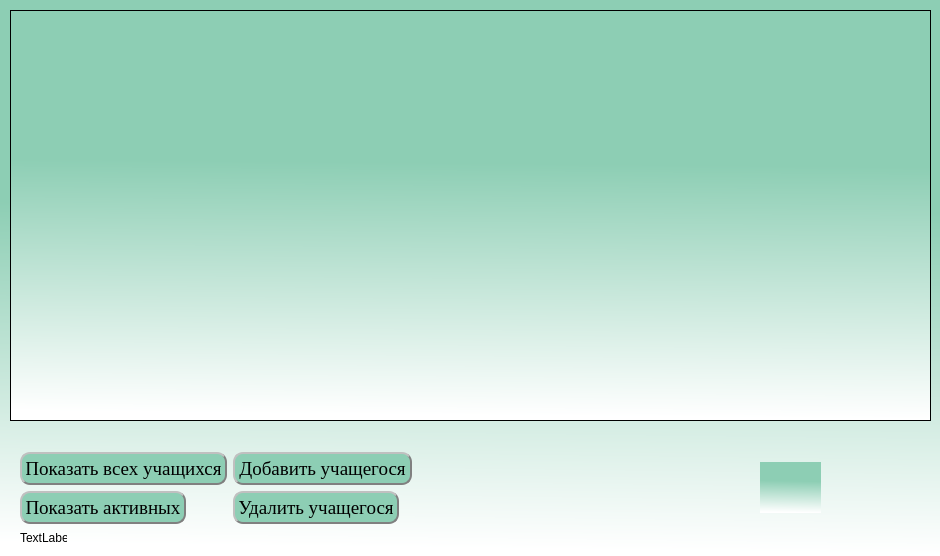
Qt form Interface/Assistant.ui (BackDad/Diploma_GB) before a commit.
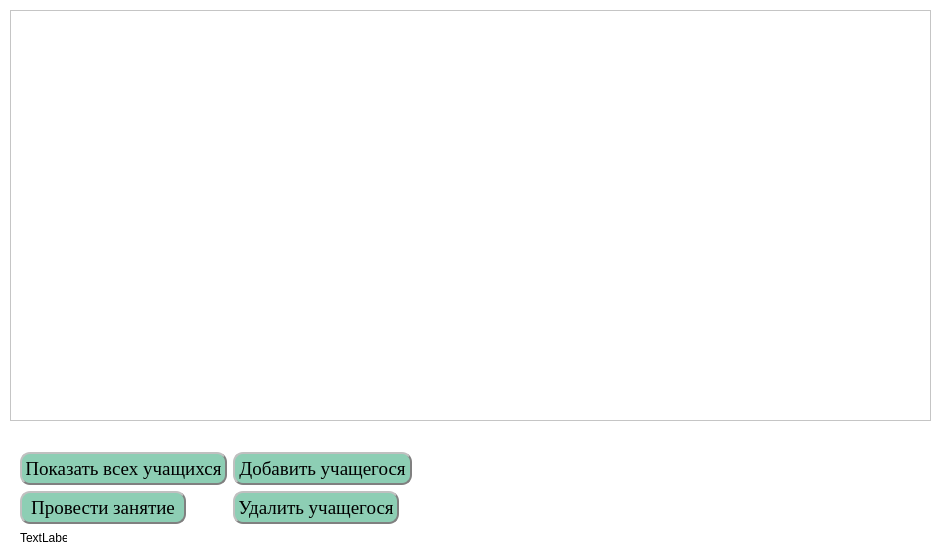
The same form after that commit. Icons and pictures are not drawn.

Commit message: добавлена возможность сохранения занятий в базе данных через новое окно добавить занятие

Patch:
```diff
--- a/Interface/Assistant.ui
+++ b/Interface/Assistant.ui
@@ -29,23 +29,12 @@
       </brush>
      </colorrole>
      <colorrole role="Button">
-      <brush brushstyle="LinearGradientPattern">
-       <gradient startx="0.573864000000000" starty="0.006000000000000" endx="0.551000000000000" endy="0.988636000000000" type="LinearGradient" spread="PadSpread" coordinatemode="ObjectBoundingMode">
-        <gradientstop position="0.375000000000000">
-         <color alpha="255">
-          <red>141</red>
-          <green>206</green>
-          <blue>180</blue>
-         </color>
-        </gradientstop>
-        <gradientstop position="1.000000000000000">
+      <brush brushstyle="SolidPattern">
          <color alpha="255">
           <red>255</red>
           <green>255</green>
           <blue>255</blue>
          </color>
-        </gradientstop>
-       </gradient>
       </brush>
      </colorrole>
      <colorrole role="Light">
@@ -112,43 +101,21 @@
       </brush>
      </colorrole>
      <colorrole role="Base">
-      <brush brushstyle="LinearGradientPattern">
-       <gradient startx="0.573864000000000" starty="0.006000000000000" endx="0.551000000000000" endy="0.988636000000000" type="LinearGradient" spread="PadSpread" coordinatemode="ObjectBoundingMode">
-        <gradientstop position="0.375000000000000">
-         <color alpha="255">
-          <red>141</red>
-          <green>206</green>
-          <blue>180</blue>
-         </color>
-        </gradientstop>
-        <gradientstop position="1.000000000000000">
+      <brush brushstyle="SolidPattern">
          <color alpha="255">
           <red>255</red>
           <green>255</green>
           <blue>255</blue>
          </color>
-        </gradientstop>
-       </gradient>
       </brush>
      </colorrole>
      <colorrole role="Window">
-      <brush brushstyle="LinearGradientPattern">
-       <gradient startx="0.573864000000000" starty="0.006000000000000" endx="0.551000000000000" endy="0.988636000000000" type="LinearGradient" spread="PadSpread" coordinatemode="ObjectBoundingMode">
-        <gradientstop position="0.375000000000000">
-         <color alpha="255">
-          <red>141</red>
-          <green>206</green>
-          <blue>180</blue>
-         </color>
-        </gradientstop>
-        <gradientstop position="1.000000000000000">
+      <brush brushstyle="SolidPattern">
          <color alpha="255">
           <red>255</red>
           <green>255</green>
           <blue>255</blue>
          </color>
-        </gradientstop>
-       </gradient>
       </brush>
      </colorrole>
      <colorrole role="Shadow">
@@ -199,23 +166,12 @@
       </brush>
      </colorrole>
      <colorrole role="Button">
-      <brush brushstyle="LinearGradientPattern">
-       <gradient startx="0.573864000000000" starty="0.006000000000000" endx="0.551000000000000" endy="0.988636000000000" type="LinearGradient" spread="PadSpread" coordinatemode="ObjectBoundingMode">
-        <gradientstop position="0.375000000000000">
-         <color alpha="255">
-          <red>141</red>
-          <green>206</green>
-          <blue>180</blue>
-         </color>
-        </gradientstop>
-        <gradientstop position="1.000000000000000">
+      <brush brushstyle="SolidPattern">
          <color alpha="255">
           <red>255</red>
           <green>255</green>
           <blue>255</blue>
          </color>
-        </gradientstop>
-       </gradient>
       </brush>
      </colorrole>
      <colorrole role="Light">
@@ -282,43 +238,21 @@
       </brush>
      </colorrole>
      <colorrole role="Base">
-      <brush brushstyle="LinearGradientPattern">
-       <gradient startx="0.573864000000000" starty="0.006000000000000" endx="0.551000000000000" endy="0.988636000000000" type="LinearGradient" spread="PadSpread" coordinatemode="ObjectBoundingMode">
-        <gradientstop position="0.375000000000000">
-         <color alpha="255">
-          <red>141</red>
-          <green>206</green>
-          <blue>180</blue>
-         </color>
-        </gradientstop>
-        <gradientstop position="1.000000000000000">
+      <brush brushstyle="SolidPattern">
          <color alpha="255">
           <red>255</red>
           <green>255</green>
           <blue>255</blue>
          </color>
-        </gradientstop>
-       </gradient>
       </brush>
      </colorrole>
      <colorrole role="Window">
-      <brush brushstyle="LinearGradientPattern">
-       <gradient startx="0.573864000000000" starty="0.006000000000000" endx="0.551000000000000" endy="0.988636000000000" type="LinearGradient" spread="PadSpread" coordinatemode="ObjectBoundingMode">
-        <gradientstop position="0.375000000000000">
-         <color alpha="255">
-          <red>141</red>
-          <green>206</green>
-          <blue>180</blue>
-         </color>
-        </gradientstop>
-        <gradientstop position="1.000000000000000">
+      <brush brushstyle="SolidPattern">
          <color alpha="255">
           <red>255</red>
           <green>255</green>
           <blue>255</blue>
          </color>
-        </gradientstop>
-       </gradient>
       </brush>
      </colorrole>
      <colorrole role="Shadow">
@@ -369,23 +303,12 @@
       </brush>
      </colorrole>
      <colorrole role="Button">
-      <brush brushstyle="LinearGradientPattern">
-       <gradient startx="0.573864000000000" starty="0.006000000000000" endx="0.551000000000000" endy="0.988636000000000" type="LinearGradient" spread="PadSpread" coordinatemode="ObjectBoundingMode">
-        <gradientstop position="0.375000000000000">
-         <color alpha="255">
-          <red>141</red>
-          <green>206</green>
-          <blue>180</blue>
-         </color>
-        </gradientstop>
-        <gradientstop position="1.000000000000000">
+      <brush brushstyle="SolidPattern">
          <color alpha="255">
           <red>255</red>
           <green>255</green>
           <blue>255</blue>
          </color>
-        </gradientstop>
-       </gradient>
       </brush>
      </colorrole>
      <colorrole role="Light">
@@ -452,43 +375,21 @@
       </brush>
      </colorrole>
      <colorrole role="Base">
-      <brush brushstyle="LinearGradientPattern">
-       <gradient startx="0.573864000000000" starty="0.006000000000000" endx="0.551000000000000" endy="0.988636000000000" type="LinearGradient" spread="PadSpread" coordinatemode="ObjectBoundingMode">
-        <gradientstop position="0.375000000000000">
-         <color alpha="255">
-          <red>141</red>
-          <green>206</green>
-          <blue>180</blue>
-         </color>
-        </gradientstop>
-        <gradientstop position="1.000000000000000">
+      <brush brushstyle="SolidPattern">
          <color alpha="255">
           <red>255</red>
           <green>255</green>
           <blue>255</blue>
          </color>
-        </gradientstop>
-       </gradient>
       </brush>
      </colorrole>
      <colorrole role="Window">
-      <brush brushstyle="LinearGradientPattern">
-       <gradient startx="0.573864000000000" starty="0.006000000000000" endx="0.551000000000000" endy="0.988636000000000" type="LinearGradient" spread="PadSpread" coordinatemode="ObjectBoundingMode">
-        <gradientstop position="0.375000000000000">
-         <color alpha="255">
-          <red>141</red>
-          <green>206</green>
-          <blue>180</blue>
-         </color>
-        </gradientstop>
-        <gradientstop position="1.000000000000000">
+      <brush brushstyle="SolidPattern">
          <color alpha="255">
           <red>255</red>
           <green>255</green>
           <blue>255</blue>
          </color>
-        </gradientstop>
-       </gradient>
       </brush>
      </colorrole>
      <colorrole role="Shadow">
@@ -541,8 +442,7 @@
     <normaloff>Лого.png</normaloff>Лого.png</iconset>
   </property>
   <property name="styleSheet">
-   <string notr="true">background-color: qlineargradient(spread:pad, x1:0.573864, y1:0.006, x2:0.551, y2:0.988636, stop:0.375 rgba(141, 206, 180, 255), stop:1 rgba(255, 255, 255, 255));
-border-top-color: rgb(0, 0, 0);</string>
+   <string notr="true">background-color: rgb(255, 255, 255);</string>
   </property>
   <widget class="QPushButton" name="Add_student">
    <property name="geometry">
@@ -620,7 +520,7 @@
 </string>
    </property>
    <property name="text">
-    <string>Показать активных</string>
+    <string>Провести занятие</string>
    </property>
    <property name="checkable">
     <bool>false</bool>
```
Lines whose indentation alone changed are shown as unchanged. The commit also changes 3 other files.
